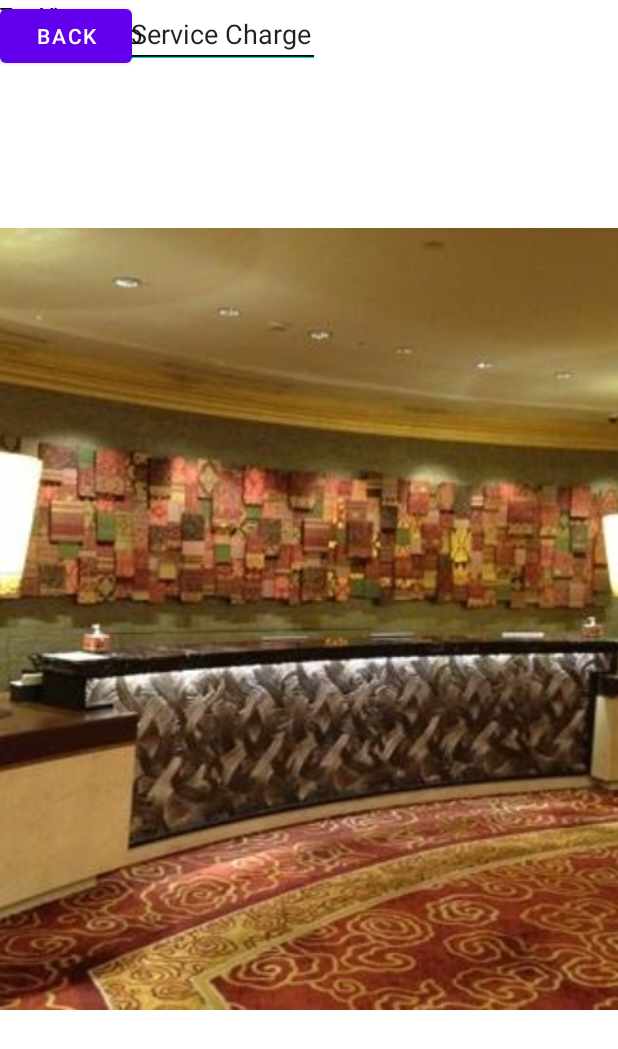
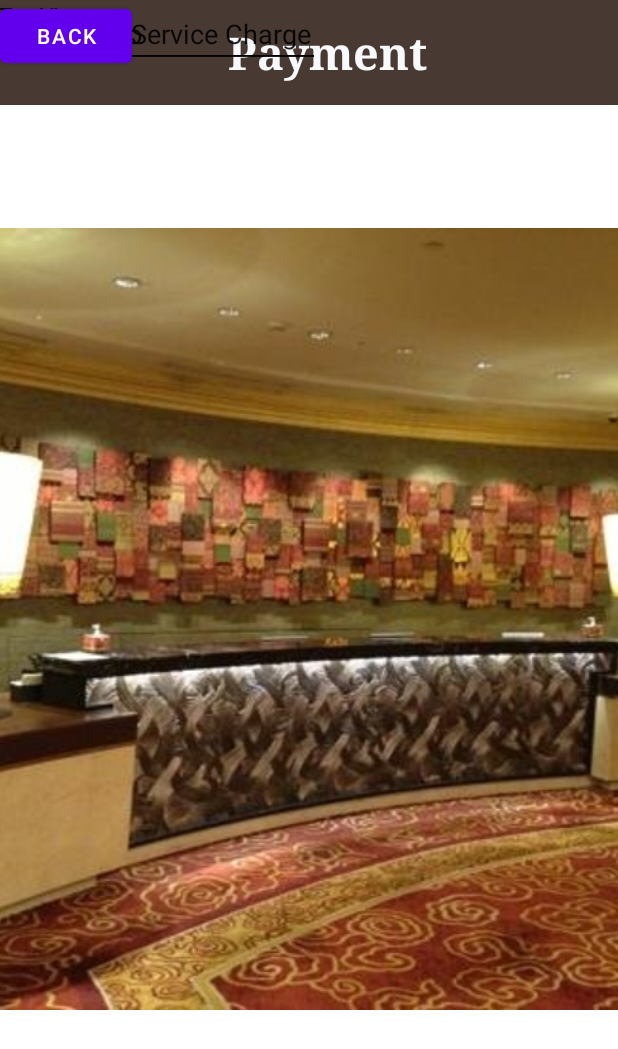
Before and after one commit to MinnieYapMN/MobileHotelManagementSystem, an Android app: the layout activity_payment.xml on its own in the app's theme, with its tools: preview values and no code run, on a phone screen of 412 x 824 dp. Shown: the top 1049 px of the screen. Run offline under Robolectric (Android 15) with nearby library versions, the phone set to English and light mode, and no system bars.

Commit message:
payment linked checkout

```diff
--- a/app/src/main/java/com/example/mobilehotelmanagementsystem/Payment.kt
+++ b/app/src/main/java/com/example/mobilehotelmanagementsystem/Payment.kt
@@ -12,8 +12,12 @@ class Payment : AppCompatActivity() {
         setContentView(R.layout.activity_payment)
     }
     fun back(view : View){
+        val greeting = "Back To Main Page"
+
         val intent2 = Intent(this, mainpage::class.java).apply {
+            putExtra(AlarmClock.EXTRA_MESSAGE,greeting)
         }
         startActivity(intent2)
     }
+
 }
--- a/app/src/main/res/layout/activity_check_out.xml
+++ b/app/src/main/res/layout/activity_check_out.xml
@@ -13,6 +13,7 @@
         android:layout_marginStart="15dp"
         android:layout_marginLeft="15dp"
         android:layout_marginTop="18dp"
+        android:onClick="back"
         android:text="BACK"
         app:backgroundTint="#483A33"
         app:layout_constraintStart_toStartOf="parent"
@@ -128,9 +129,10 @@
         android:id="@+id/button24"
         android:layout_width="wrap_content"
         android:layout_height="wrap_content"
+        android:onClick="submit"
         android:text="Submit"
         app:backgroundTint="#483A33"
-        tools:layout_editor_absoluteX="301dp"
-        tools:layout_editor_absoluteY="664dp" />
+        tools:layout_editor_absoluteX="306dp"
+        tools:layout_editor_absoluteY="667dp" />
 
 </androidx.constraintlayout.widget.ConstraintLayout>
--- a/app/src/main/res/layout/activity_payment.xml
+++ b/app/src/main/res/layout/activity_payment.xml
@@ -33,6 +33,25 @@
         app:layout_constraintTop_toTopOf="parent"
         app:layout_constraintVertical_bias="0.501"
         app:srcCompat="@drawable/reception" />
+
+    <EditText
+        android:id="@+id/editTextTextPersonName36"
+        style="al"
+        android:layout_width="414dp"
+        android:layout_height="70dp"
+        android:background="#483A33"
+        android:ems="10"
+        android:inputType="textPersonName"
+        android:lineSpacingExtra="8sp"
+        android:text="                   Payment"
+        android:textAppearance="@style/TextAppearance.AppCompat.Large"
+        android:textColor="#F7F9FA"
+        android:textSize="30sp"
+        android:textStyle="bold"
+        android:typeface="serif"
+        android:verticalScrollbarPosition="defaultPosition"
+        tools:layout_editor_absoluteX="-2dp"
+        tools:layout_editor_absoluteY="0dp" />
 
     <TextView
         android:id="@+id/textView15"
```
Also changed, not shown: app/src/main/java/com/example/mobilehotelmanagementsystem/CheckOut.kt (+22 -0 lines).
